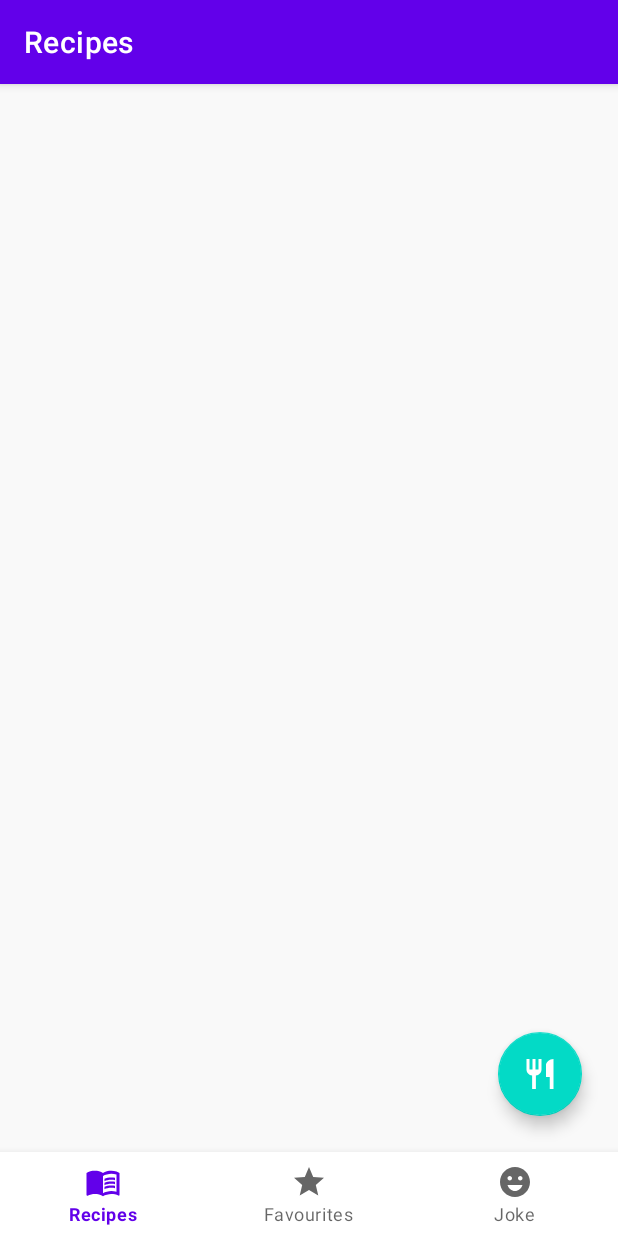
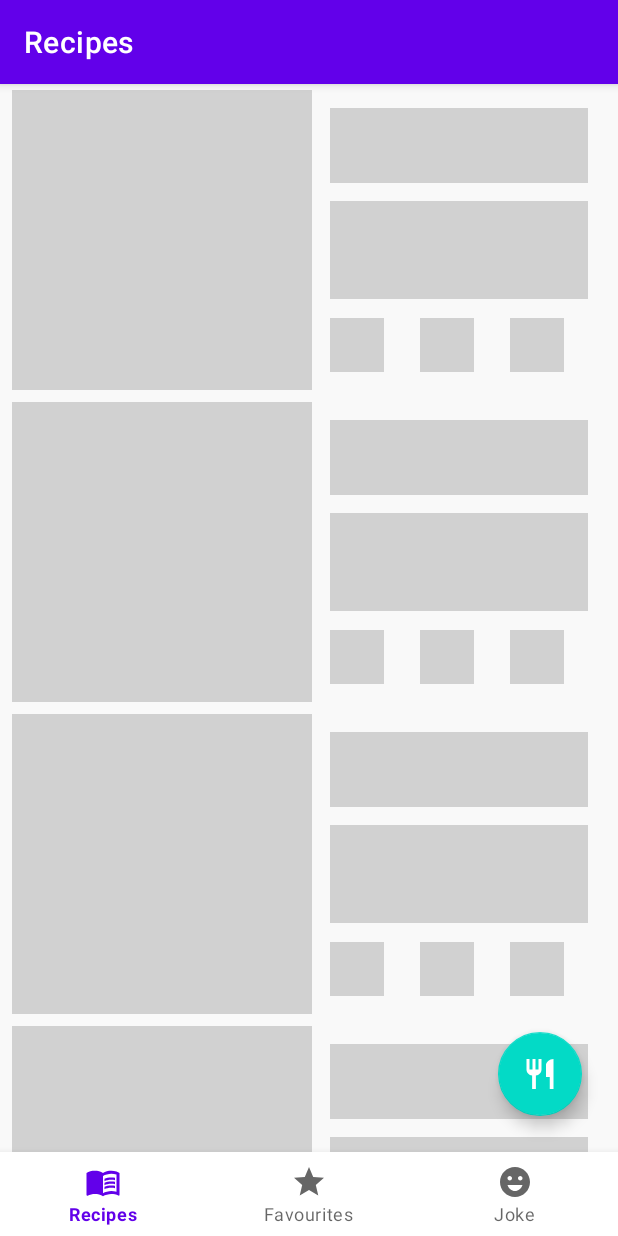
Before and after one commit to mejerr/RecipesApplication, an Android app: the screen it shows after launch (MainActivity), on a phone screen of 412 x 824 dp. Run offline under Robolectric (Android 15) with nearby library versions, the phone set to English and light mode, and no system bars; our stand-ins replace Dagger/Hilt's generated code, Shimmer, navigation-ui; Roboto replaces fonts that are not available here.

```diff
--- a/app/src/main/java/com/example/recipes_app/data/Repository.kt
+++ b/app/src/main/java/com/example/recipes_app/data/Repository.kt
@@ -7,6 +7,5 @@ import javax.inject.Inject
 class Repository @Inject constructor(
     remoteDataSource: RemoteDataSource
 ){
-
     val remote = remoteDataSource
 }
--- a/app/src/main/java/com/example/recipes_app/ui/MainActivity.kt
+++ b/app/src/main/java/com/example/recipes_app/ui/MainActivity.kt
@@ -9,7 +9,9 @@ import androidx.navigation.ui.setupActionBarWithNavController
 import androidx.navigation.ui.setupWithNavController
 import com.example.recipes_app.R
 import com.example.recipes_app.databinding.ActivityMainBinding
+import dagger.hilt.android.AndroidEntryPoint
 
+@AndroidEntryPoint
 class MainActivity : AppCompatActivity() {
     private lateinit var binding: ActivityMainBinding
 
--- a/app/src/main/java/com/example/recipes_app/ui/fragments/recipes/RecipesFragment.kt
+++ b/app/src/main/java/com/example/recipes_app/ui/fragments/recipes/RecipesFragment.kt
@@ -5,14 +5,77 @@ import androidx.fragment.app.Fragment
 import android.view.LayoutInflater
 import android.view.View
 import android.view.ViewGroup
+import android.widget.Toast
+import androidx.lifecycle.ViewModelProvider
+import com.example.recipes_app.viewmodels.MainViewModel
 import com.example.recipes_app.R
+import com.example.recipes_app.adapters.RecipesAdapter
+import com.example.recipes_app.util.NetworkResult
+import com.example.recipes_app.viewmodels.RecipesViewModel
+import dagger.hilt.android.AndroidEntryPoint
 
+@AndroidEntryPoint
 class RecipesFragment : Fragment() {
+
+    private lateinit var mainViewModel: MainViewModel
+    private lateinit var recipesViewModel: RecipesViewModel
+    private val mAdapter by lazy { RecipesAdapter() }
+    private lateinit var mView: View
+
+    override fun onCreate(savedInstanceState: Bundle?) {
+        super.onCreate(savedInstanceState)
+        mainViewModel = ViewModelProvider(requireActivity()).get(MainViewModel::class.java)
+        recipesViewModel = ViewModelProvider(requireActivity()).get(RecipesViewModel::class.java)
+    }
     override fun onCreateView(
         inflater: LayoutInflater, container: ViewGroup?,
         savedInstanceState: Bundle?
     ): View? {
         // Inflate the layout for this fragment
-        return inflater.inflate(R.layout.fragment_recipes, container, false)
+        mView = inflater.inflate(R.layout.fragment_recipes, container, false)
+
+//        setupRecyclerView()
+        requestApiData()
+        println(mView)
+        return mView
+    }
+
+    private fun requestApiData() {
+        mainViewModel.getRecipes(recipesViewModel.applyQueries())
+        mainViewModel.recipesResponse.observe(viewLifecycleOwner) { response ->
+            when (response) {
+                is NetworkResult.Success -> {
+                    hideShimmerEffect()
+                    response.data?.let { mAdapter.setData(it) }
+                }
+
+                is NetworkResult.Error -> {
+                    hideShimmerEffect()
+                    Toast.makeText(
+                        requireContext(),
+                        response.message.toString(),
+                        Toast.LENGTH_SHORT
+                    ).show()
+                }
+
+                is NetworkResult.Loading -> {
+                    showShimmerEffect()
+                }
+            }
+        }
+    }
+
+    private fun setupRecyclerView() {
+//        mView.recyclerview.adapter = mAdapter
+//        mView.recyclerview.layoutManager = LinearLayoutManager(requireContext())
+        showShimmerEffect()
+    }
+
+    private fun showShimmerEffect() {
+//        mView.recyclerview.showShimmer()
+    }
+
+    private fun hideShimmerEffect() {
+//        mView.recyclerview.hideShimmer()
     }
 }
--- a/app/src/main/java/com/example/recipes_app/MainViewModel.kt
+++ b/app/src/main/java/com/example/recipes_app/viewmodels/MainViewModel.kt
@@ -1,4 +1,4 @@
-package com.example.recipes_app
+package com.example.recipes_app.viewmodels
 
 import android.app.Application
 import android.content.Context
@@ -10,18 +10,21 @@ import androidx.lifecycle.viewModelScope
 import com.example.recipes_app.data.Repository
 import com.example.recipes_app.models.FoodRecipe
 import com.example.recipes_app.util.NetworkResult
+import dagger.hilt.android.lifecycle.HiltViewModel
 import kotlinx.coroutines.launch
 import retrofit2.Response
 import java.lang.Exception
 import javax.inject.Inject
 
+@HiltViewModel
 class MainViewModel @Inject constructor(
     private val repository: Repository,
-    application: Application): AndroidViewModel(application) {
+    application: Application
+): AndroidViewModel(application) {
 
-        var recipesResponse: MutableLiveData<NetworkResult<FoodRecipe>> = MutableLiveData()
+    var recipesResponse: MutableLiveData<NetworkResult<FoodRecipe>> = MutableLiveData()
 
-        fun getRecipes(queries: Map<String, String>) = viewModelScope.launch {
+    fun getRecipes(queries: Map<String, String>) = viewModelScope.launch {
             getRecipesSafeCall(queries)
         }
 
--- /dev/null
+++ b/app/src/main/java/com/example/recipes_app/viewmodels/RecipesViewModel.kt
@@ -0,0 +1,28 @@
+package com.example.recipes_app.viewmodels
+
+import android.app.Application
+import androidx.lifecycle.AndroidViewModel
+import com.example.recipes_app.util.Constants
+import com.example.recipes_app.util.Constants.Companion.API_KEY
+import com.example.recipes_app.util.Constants.Companion.QUERY_ADD_RECIPE_INFORMATION
+import com.example.recipes_app.util.Constants.Companion.QUERY_API_KEY
+import com.example.recipes_app.util.Constants.Companion.QUERY_DIET
+import com.example.recipes_app.util.Constants.Companion.QUERY_FILL_INGREDIENTS
+import com.example.recipes_app.util.Constants.Companion.QUERY_NUMBER
+import com.example.recipes_app.util.Constants.Companion.QUERY_TYPE
+
+class RecipesViewModel(application: Application): AndroidViewModel(application) {
+
+    fun applyQueries(): HashMap<String, String> {
+        val queries: HashMap<String, String> = HashMap()
+
+        queries[QUERY_NUMBER] = "50"
+        queries[QUERY_API_KEY] = API_KEY
+        queries[QUERY_TYPE] = "snack"
+        queries[QUERY_DIET] = "vegan"
+        queries[QUERY_ADD_RECIPE_INFORMATION] = "true"
+        queries[QUERY_FILL_INGREDIENTS] = "true"
+
+        return queries
+    }
+}
--- a/app/src/main/res/layout/fragment_recipes.xml
+++ b/app/src/main/res/layout/fragment_recipes.xml
@@ -20,6 +20,21 @@
         app:layout_constraintStart_toStartOf="parent"
         app:layout_constraintTop_toTopOf="parent"
         app:layout_constraintVertical_bias="0.0" >
+
+
+        <LinearLayout
+            android:layout_width="match_parent"
+            android:layout_height="match_parent"
+            android:orientation="vertical">
+
+            <include layout="@layout/placeholder_row_layout" />
+
+            <include layout="@layout/placeholder_row_layout" />
+
+            <include layout="@layout/placeholder_row_layout" />
+
+            <include layout="@layout/placeholder_row_layout" />
+        </LinearLayout>
 
     </com.facebook.shimmer.ShimmerFrameLayout>
 
```
Also changed, not shown: app/src/main/java/com/example/recipes_app/adapters/RecipesAdapter.kt (+7 -6 lines), app/src/main/java/com/example/recipes_app/bindingadapters/RecipesRowBindings.kt (added, +62 -0 lines), app/src/main/java/com/example/recipes_app/util/Constants.kt (+8 -0 lines), app/src/main/res/layout/recipes_row_layout.xml (+8 -3 lines).
